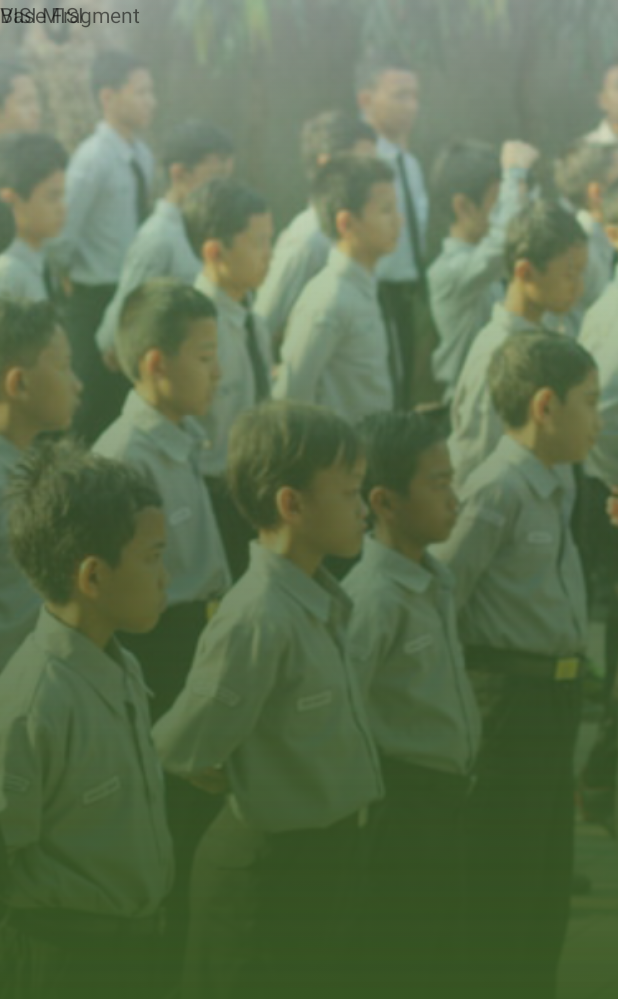
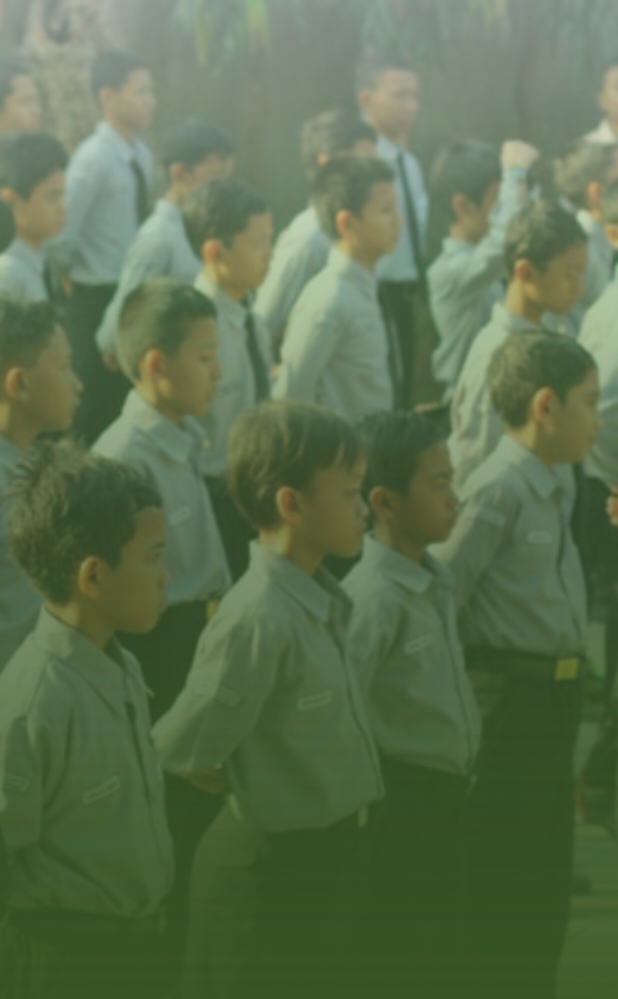
Before and after one commit to kafilamedia/kafila-catalog-app, an Android app: the CommonContent screen opened directly, with no data from a screen before it, on a phone screen of 412 x 824 dp. Shown: the top 999 px of the screen. Run offline under Robolectric (Android 15) with nearby library versions, the phone set to English and light mode, and no system bars; 1 statement that could not run was skipped.

Commit message:
update fragment content

```diff
--- a/app/src/main/java/id/sch/kafila/catalog/activities/fragments/BaseFragment.java
+++ b/app/src/main/java/id/sch/kafila/catalog/activities/fragments/BaseFragment.java
@@ -29,7 +29,7 @@ public class BaseFragment extends Fragment {
     public View onCreateView(LayoutInflater inflater, ViewGroup container,
                              Bundle savedInstanceState) {
         Logs.log("BaseFragment fragmentId: ", fragmentId);
-        return inflater.inflate(fragmentId == null ? R.layout.fragment_base:fragmentId, container, false);
+        return inflater.inflate(fragmentId == null ? R.layout.fragment, container, false);
     }
 
 }
--- a/app/src/main/res/layout/activity_common_content2.xml
+++ b/app/src/main/res/layout/activity_common_content2.xml
@@ -23,14 +23,14 @@
         <ScrollView
             android:layout_width="match_parent"
             android:layout_height="wrap_content">
-            <fragment
+            <FrameLayout
                 android:name="id.sch.kafila.catalog.activities.fragments.BaseFragment"
                 android:id="@+id/common_content_container"
                 android:layout_width="match_parent"
                 android:layout_height="match_parent"
                 android:orientation="vertical">
 
-            </fragment>
+            </FrameLayout>
 
         </ScrollView>  </LinearLayout>
 </FrameLayout>
--- a/app/src/main/res/layout/fragment_base.xml
+++ b/app/src/main/res/layout/fragment_base.xml
@@ -6,7 +6,13 @@
     android:layout_height="match_parent" >
 
     <!-- TODO: Update blank fragment layout -->
-    <TextView  android:layout_width="match_parent"
-        android:layout_height="match_parent" android:text="Base Fragment" />
+    <!--<TextView-->
+        <!--android:layout_width="match_parent"-->
+        <!--android:layout_height="wrap_content"-->
+        <!--android:gravity="center_horizontal"-->
+
+        <!--android:textColor="?android:attr/floatingToolbarDividerColor"-->
+        <!--android:textSize="30sp"-->
+        <!--android:text="Base Fragment" />-->
 
 </FrameLayout>
--- a/app/src/main/res/layout/fragment_visi_misi.xml
+++ b/app/src/main/res/layout/fragment_visi_misi.xml
@@ -6,7 +6,11 @@
     android:layout_height="match_parent" >
 
     <!-- TODO: Update blank fragment layout -->
-    <TextView  android:layout_width="match_parent"
-        android:layout_height="match_parent" android:text="VISI MISI" />
+    <TextView
+        android:layout_width="match_parent"
+        android:layout_height="wrap_content"
+        android:gravity="center_horizontal"
+        android:textSize="30sp"
+        android:text="VISI MISI" />
 
 </FrameLayout>
```
Also changed, not shown: app/src/main/res/layout/fragment_program_pendidikan.xml (+6 -2 lines).
